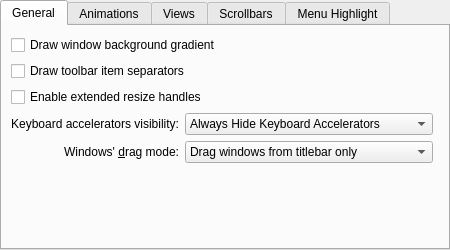
Above: kstyle/config/ui/oxygenstyleconfig.ui from KDE/oxygen before the change. Below: the same form after it.
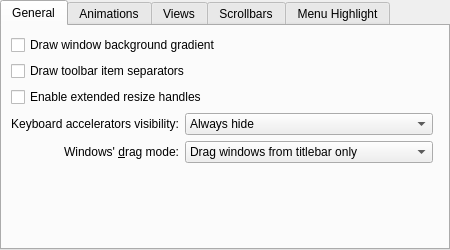
That is the form after the change. Custom widgets are drawn as their Qt base class.

Commit message:
kstyle: Clarify options of mnemonics/accelerators
Parity patch for breeze theme:
https://invent.kde.org/plasma/breeze/-/merge_requests/179

```diff
--- a/kstyle/config/ui/oxygenstyleconfig.ui
+++ b/kstyle/config/ui/oxygenstyleconfig.ui
@@ -81,7 +81,7 @@
         <widget class="KComboBox" name="_mnemonicsMode">
          <item>
           <property name="text">
-           <string>Always Hide Keyboard Accelerators</string>
+           <string>Always hide</string>
           </property>
          </item>
          <item>
```
Left out of the diff: 4 changed lines with no effect on the pictures.
